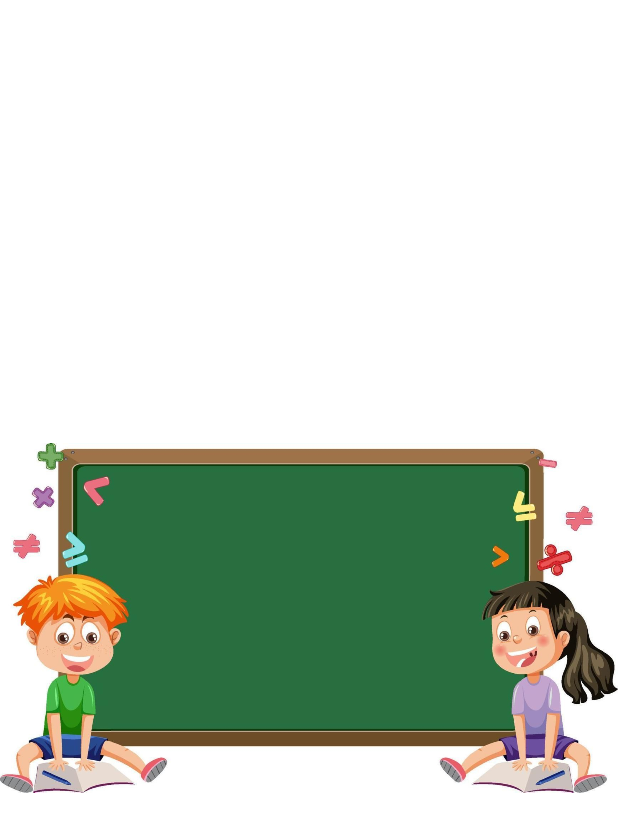
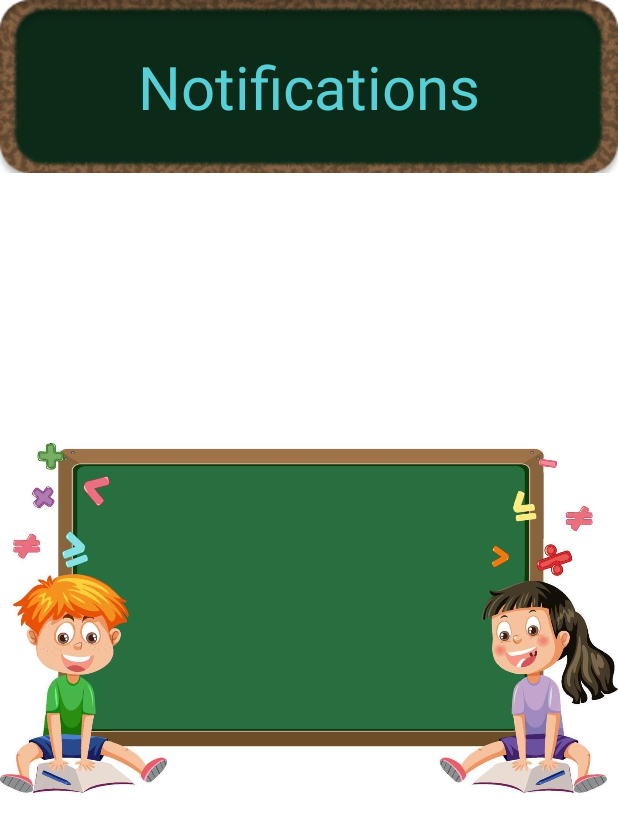
Before and after one commit to Cos229-239/2507_Team3, an Android app: the NotificationsFragment screen opened through its navigation route, on a phone screen of 412 x 824 dp. Shown: the top 832 px of the screen. Run offline under Robolectric (Android 15) with nearby library versions, the phone set to English and light mode, and no system bars.

Commit message:
Added Functionality

```diff
--- a/app/src/main/java/com/ila/ui/home/HomeFragment.java
+++ b/app/src/main/java/com/ila/ui/home/HomeFragment.java
@@ -32,7 +32,7 @@ public class HomeFragment extends Fragment {
         final TextView textView = binding.textHome;
         homeViewModel.getText().observe(getViewLifecycleOwner(), textView::setText);
 
-        ImageButton BriButton = binding.buttonBri;
+        ImageButton BriButton = binding.buttonCourse;
         BriButton.setOnClickListener(new View.OnClickListener() {
             @Override
             public void onClick(View v) {
--- a/app/src/main/res/layout/fragment_notifications.xml
+++ b/app/src/main/res/layout/fragment_notifications.xml
@@ -6,19 +6,32 @@
     android:layout_height="match_parent"
     tools:context=".ui.notifications.NotificationsFragment">
 
-    <TextView
-        android:id="@+id/text_notifications"
-        android:layout_width="match_parent"
+
+    <ImageView
+        android:id="@+id/imageView"
+        android:layout_width="wrap_content"
         android:layout_height="wrap_content"
-        android:layout_marginStart="8dp"
-        android:layout_marginTop="8dp"
-        android:layout_marginEnd="8dp"
-        android:textAlignment="center"
-        android:textSize="20sp"
+        android:src="@drawable/banner"
         app:layout_constraintBottom_toBottomOf="parent"
         app:layout_constraintEnd_toEndOf="parent"
         app:layout_constraintStart_toStartOf="parent"
-        app:layout_constraintTop_toTopOf="parent" />
+        app:layout_constraintTop_toTopOf="parent"
+        app:layout_constraintHorizontal_bias="0.5"
+        app:layout_constraintVertical_bias="0.0"/>
+
+    <TextView
+        android:id="@+id/text_notifications"
+        android:layout_width="wrap_content"
+        android:layout_height="wrap_content"
+        android:textAlignment="center"
+        android:textSize="40sp"
+        android:textColor="@color/teal_Light"
+        app:layout_constraintBottom_toBottomOf="@id/imageView"
+        app:layout_constraintEnd_toEndOf="@id/imageView"
+        app:layout_constraintStart_toStartOf="@id/imageView"
+        app:layout_constraintTop_toTopOf="@id/imageView"
+        app:layout_constraintHorizontal_bias="0.5"
+        app:layout_constraintVertical_bias="0.5"/>
 
     <ImageView
         android:id="@+id/imageView5"
```
Also changed, not shown: app/src/main/res/layout/fragment_classes.xml (+10 -10 lines), app/src/main/res/layout/fragment_home.xml (+10 -10 lines).
